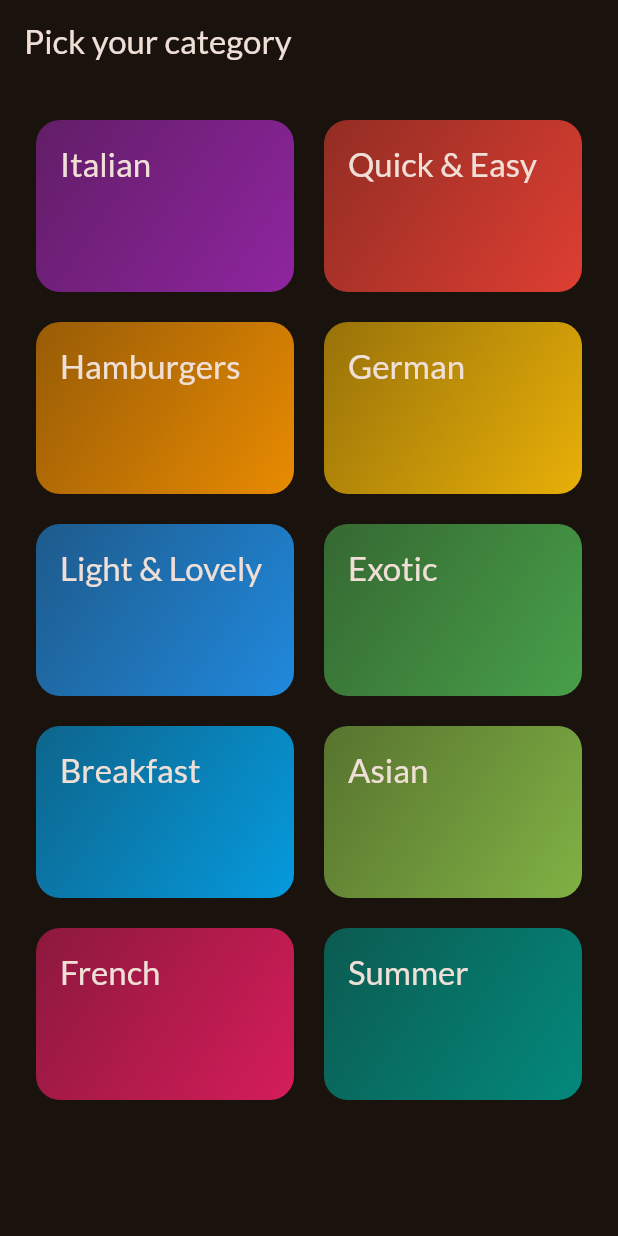
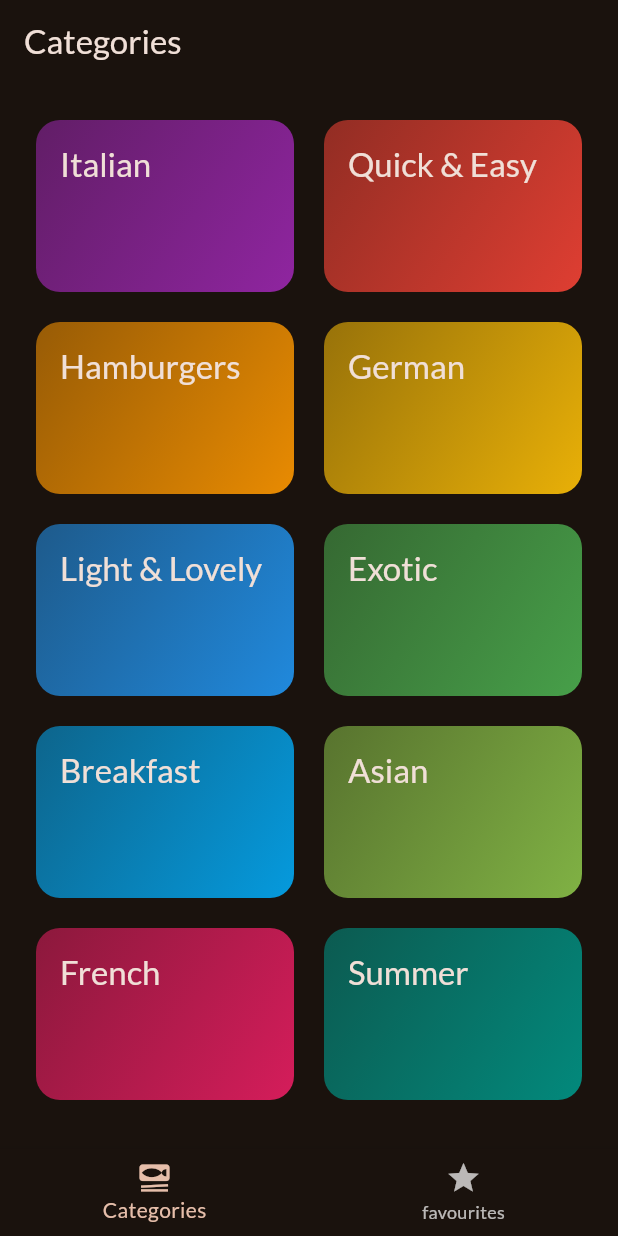
Before and after one commit to zobaer53/flutter_food_app, a Flutter app: the screen it shows after launch, on a phone screen of 412 x 824 dp. Run offline on Flutter 3.47's test engine with Material 3 defaults, Android fonts, the phone set to English and light mode, and no system bars; our stand-ins replace google_fonts, transparent_image.

Commit message:
bottom nav

```diff
--- a/lib/main.dart
+++ b/lib/main.dart
@@ -1,7 +1,6 @@
 import 'package:flutter/material.dart';
-
 import 'package:google_fonts/google_fonts.dart';
-import 'package:meal_management/screens/categories.dart';
+import 'package:meal_management/screens/tabs_screen.dart';
 
 final theme = ThemeData(
   useMaterial3: true,
@@ -24,7 +23,7 @@ class App extends StatelessWidget {
     return MaterialApp(
       debugShowCheckedModeBanner: false,
         theme: theme,
-        home:const Categories() //  call the categories screen
+        home:const TabsScreen() //  call the categories screen
     );
   }
 }
--- a/lib/screens/categories.dart
+++ b/lib/screens/categories_screen.dart
@@ -1,33 +1,27 @@
 
 import 'package:flutter/material.dart';
 import 'package:meal_management/dummy/dummy_data.dart';
-import 'package:meal_management/screens/meals.dart';
+import 'package:meal_management/screens/meals_screen.dart';
 import 'package:meal_management/widget/category_grid_item.dart';
-
 import '../model/category.dart';
 
-class Categories extends StatelessWidget{
-  const Categories({super.key});
+class CategoriesScreen extends StatelessWidget{
+  const CategoriesScreen({super.key});
 
   // navigation with the selected item
   void _selectCategory(BuildContext context, Category category){
     final filteredMeals = dummyMeals.where((meal) => meal.categories.contains(category.id)).toList();
-    Navigator.push(context,MaterialPageRoute(builder: (ctx) => Meals(meals: filteredMeals, title: category.title))); //keeps screen in backstack
+    Navigator.push(context,MaterialPageRoute(builder: (ctx) => MealsScreen(meals: filteredMeals, title: category.title))); //keeps screen in backstack
     /*Navigator.pushNamed(context, )*/
   }
 
   @override
   Widget build(BuildContext context) {
-    return Scaffold(
-      appBar: AppBar(
-        title: Text('Pick your category'),
-      ),
-
-      /*
+    /*
       GridView comes with normal and performance optimized GridView.builder()
 
        */
-      body: GridView(
+    return  GridView(
         padding: const EdgeInsets.all(24),
         gridDelegate: const SliverGridDelegateWithFixedCrossAxisCount(
             crossAxisCount: 2, //controls the layout of gridView,
@@ -43,7 +37,6 @@ class Categories extends StatelessWidget{
               _selectCategory(context,category);
             },),
       ],
-      ),
-    );
+      );
   }
 }
--- /dev/null
+++ b/lib/screens/tabs_screen.dart
@@ -0,0 +1,51 @@
+import 'package:flutter/cupertino.dart';
+import 'package:flutter/material.dart';
+import 'package:meal_management/screens/categories_screen.dart';
+import 'package:meal_management/screens/meals_screen.dart';
+
+class TabsScreen extends StatefulWidget{
+  const TabsScreen({super.key});
+
+  @override
+  State<StatefulWidget> createState() {
+    return _TabsScreenState();
+  }
+}
+class _TabsScreenState extends State<TabsScreen>{
+
+  int selectedPageIndex = 0;
+  void selectPage(int index){
+    setState(() {
+      selectedPageIndex= index;
+    });
+  }
+  @override
+  Widget build(BuildContext context) {
+
+    Widget activePage = const CategoriesScreen();
+    var activePageTitle = 'Categories';
+
+    if(selectedPageIndex == 1){
+      activePage = MealsScreen(meals:[], title: 'Favourites');
+      activePageTitle = 'Your Favourites';
+    }
+
+   return Scaffold(
+     appBar: AppBar(
+       title: Text(activePageTitle),
+     ),
+     body: activePage,
+       bottomNavigationBar: BottomNavigationBar(
+         onTap: (index){
+           selectPage(index);
+         },
+         currentIndex: selectedPageIndex,
+         items: [
+           BottomNavigationBarItem(icon: Icon(Icons.set_meal) ,label: 'Categories', ),
+           BottomNavigationBarItem(icon: Icon(Icons.star) ,label: 'favourites', ),
+         ],
+       ),
+   );
+  }
+
+}
--- a/lib/widget/category_grid_item.dart
+++ b/lib/widget/category_grid_item.dart
@@ -1,4 +1,3 @@
-import 'package:flutter/cupertino.dart';
 import 'package:flutter/material.dart';
 import 'package:meal_management/model/category.dart';
 
@@ -12,7 +11,8 @@ class CategoryGridItem extends StatelessWidget {
 
   @override
   Widget build(BuildContext context) {
- /*   // making a widget tappable or GestureDetector can also be used
+
+ /* making a widget tappable or GestureDetector can also be used
  * inkwell gives visual feed back
  * */
     return InkWell(
--- a/pubspec.yaml
+++ b/pubspec.yaml
@@ -36,6 +36,9 @@ dependencies:
   # Use with the CupertinoIcons class for iOS style icons.
   cupertino_icons: ^1.0.2
   google_fonts: ^6.1.0
+  transparent_image: ^2.0.1
+  fluttertoast: ^8.0.8
+
 
 dev_dependencies:
   flutter_test:
```
Also changed, not shown: lib/model/meal.dart (added, +43 -0 lines), lib/screens/meals_details_screen.dart (added, +98 -0 lines), lib/screens/meals_screen.dart (added, +65 -0 lines), lib/widget/meal_)tem_trait.dart (added, +26 -0 lines), lib/widget/meal_item.dart (added, +73 -0 lines), pubspec.lock.
